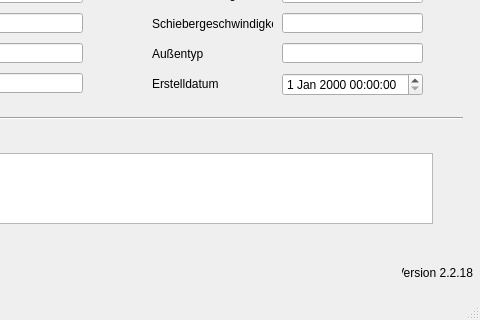
The window that qkan/database/templates/wehre.ui (hoettges/QKan) describes before a commit, drawn with Qt 5; both pictures show x 168 to 648 and y 147 to 467 of the 648 by 467 pixel window.
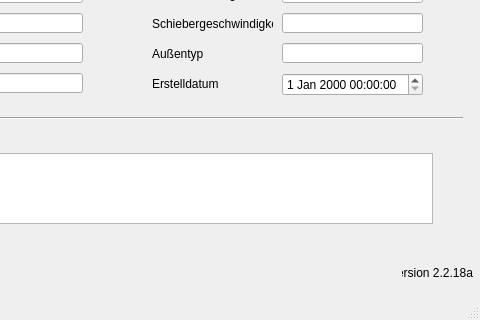
The same window after the commit. Custom widgets are drawn as their Qt base class.

```diff
--- a/qkan/database/templates/wehre.ui
+++ b/qkan/database/templates/wehre.ui
@@ -375,7 +375,7 @@
      <string>Version QKan Import</string>
     </property>
     <property name="text">
-     <string>Version 2.2.18</string>
+     <string>Version 2.2.18a</string>
     </property>
     <property name="alignment">
      <set>Qt::AlignRight|Qt::AlignTrailing|Qt::AlignVCenter</set>
```
